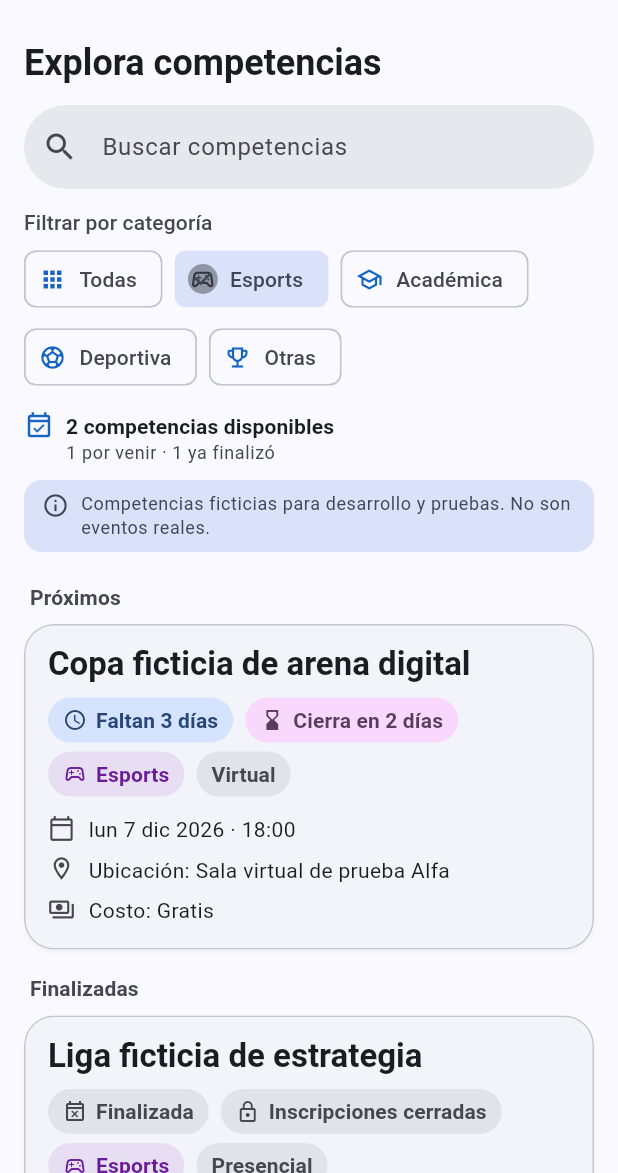
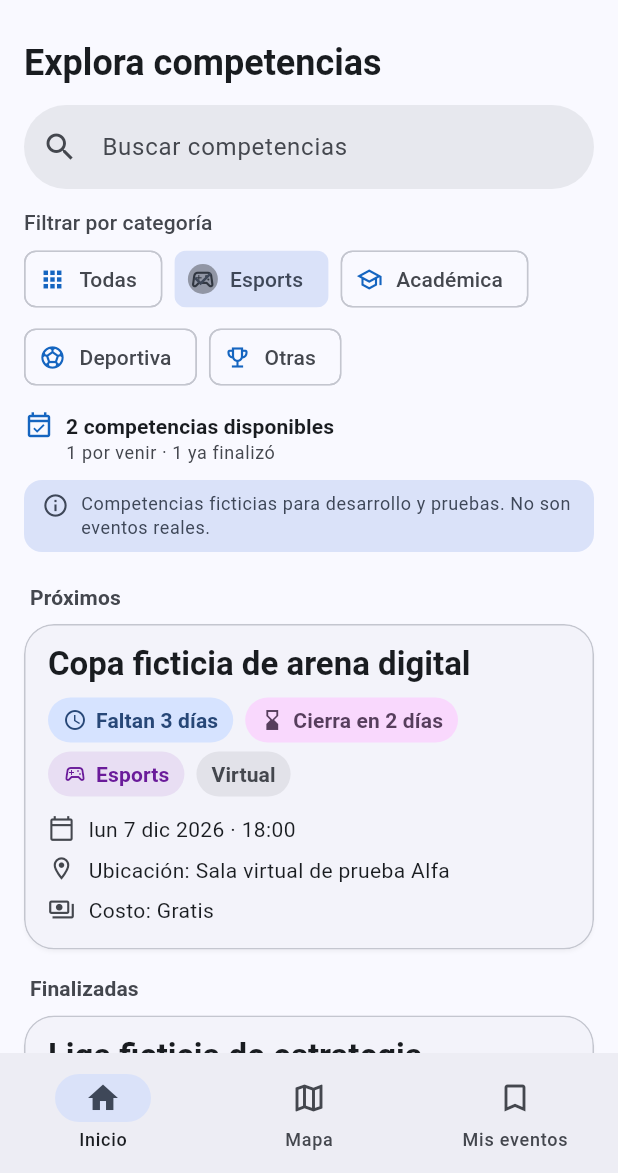
Before and after one commit to Casttle22/pdm2026d-equipo-04-competihub, a Flutter app: the screen it shows after launch, after a tap on "Esports", on a phone screen of 412 x 824 dp, the part 63-1236 px from its top. Run offline on Flutter 3.47's test engine with Material 3 defaults, Android fonts, the phone set to English and light mode, and no system bars; our stand-ins replace flutter_riverpod, sqflite; accounts and stored records are empty.

Commit message:
feat: barra inferior con Inicio, Mapa y Mis eventos (módulo 7)
- PantallaPrincipal con NavigationBar e IndexedStack: cada pestaña
  conserva su estado (búsqueda, filtro y posición) al cambiar.
- El Detalle se abre encima de la barra; Atrás vuelve a la pestaña.
- Mapa y Mis eventos arrancan con un estado que explica qué mostrarán.
- navigation_test redibuja tras desplazarse antes de tocar una tarjeta
  (con la barra, la lista es más baja y el toque caía sobre ella).

Co-Authored-By: Claude Opus 5.5 <noreply@anthropic.com>

```diff
--- a/lib/main.dart
+++ b/lib/main.dart
@@ -1,12 +1,13 @@
 import 'package:flutter/material.dart';
 import 'package:flutter_riverpod/flutter_riverpod.dart';
 
-import 'screens/inicio_screen.dart';
+import 'screens/pantalla_principal.dart';
 import 'tema.dart';
 
-// El Inicio y sus tarjetas viven en sus propios archivos. Se reexportan
+// La pantalla principal, el Inicio y sus tarjetas viven en sus propios archivos. Se reexportan
 // porque son parte de la interfaz pública de la app que usan las pruebas.
 export 'screens/inicio_screen.dart' show HomeScreen;
+export 'screens/pantalla_principal.dart' show PantallaPrincipal, Seccion;
 export 'widgets/tarjeta_competencia.dart'
     show CompetitionCard, TarjetaDestacada;
 
@@ -24,7 +25,7 @@ class CompetihubApp extends StatelessWidget {
     return MaterialApp(
       title: 'CompetiHub',
       theme: temaCompetihub(),
-      home: const HomeScreen(),
+      home: const PantallaPrincipal(),
       debugShowCheckedModeBanner: false,
     );
   }
--- /dev/null
+++ b/lib/screens/mapa_screen.dart
@@ -0,0 +1,25 @@
+import 'package:flutter/material.dart';
+
+import '../widgets/estado_vacio.dart';
+
+// Pestaña Mapa. Por ahora solo explica qué mostrará; el mapa interactivo se
+// agrega en el módulo 10.
+class MapaScreen extends StatelessWidget {
+  const MapaScreen({super.key});
+
+  @override
+  Widget build(BuildContext context) {
+    return Scaffold(
+      appBar: AppBar(title: const Text('Mapa'), centerTitle: true),
+      body: const SafeArea(
+        child: EstadoVacio(
+          icono: Icons.map_outlined,
+          titulo: 'Mapa de competencias',
+          mensaje:
+              'Aquí verás en un mapa las competencias presenciales que '
+              'tengan ubicación.',
+        ),
+      ),
+    );
+  }
+}
--- /dev/null
+++ b/lib/screens/mis_eventos_screen.dart
@@ -0,0 +1,23 @@
+import 'package:flutter/material.dart';
+
+import '../widgets/estado_vacio.dart';
+
+// Pestaña Mis eventos. Por ahora solo explica qué mostrará; guardar
+// competencias se agrega en el módulo 8.
+class MisEventosScreen extends StatelessWidget {
+  const MisEventosScreen({super.key});
+
+  @override
+  Widget build(BuildContext context) {
+    return Scaffold(
+      appBar: AppBar(title: const Text('Mis eventos'), centerTitle: true),
+      body: const SafeArea(
+        child: EstadoVacio(
+          icono: Icons.bookmark_border,
+          titulo: 'Tus competencias guardadas',
+          mensaje: 'Aquí verás las competencias que guardes.',
+        ),
+      ),
+    );
+  }
+}
--- /dev/null
+++ b/lib/screens/pantalla_principal.dart
@@ -0,0 +1,68 @@
+import 'package:flutter/material.dart';
+
+import 'inicio_screen.dart';
+import 'mapa_screen.dart';
+import 'mis_eventos_screen.dart';
+
+// Pestañas de la barra inferior, en orden.
+enum Seccion { inicio, mapa, misEventos }
+
+// Pantalla principal con la barra inferior. Las tres secciones viven en un
+// IndexedStack: al cambiar de pestaña no se destruyen, así que cada una
+// conserva su estado (búsqueda, filtro, posición de la lista, mapa).
+//
+// El Detalle y el formulario se abren encima de toda la pantalla (sobre la
+// barra), con el navegador principal; así el botón Atrás del sistema se
+// comporta como siempre.
+class PantallaPrincipal extends StatefulWidget {
+  const PantallaPrincipal({super.key, this.seccionInicial = Seccion.inicio});
+
+  final Seccion seccionInicial;
+
+  @override
+  State<PantallaPrincipal> createState() => _PantallaPrincipalState();
+}
+
+class _PantallaPrincipalState extends State<PantallaPrincipal> {
+  late Seccion _seccion = widget.seccionInicial;
+
+  @override
+  Widget build(BuildContext context) {
+    return Scaffold(
+      body: IndexedStack(
+        index: _seccion.index,
+        children: const [HomeScreen(), MapaScreen(), MisEventosScreen()],
+      ),
+      // Con texto muy grande, los rótulos de la barra se limitan a 1,3×
+      // para que quepan los tres en un teléfono angosto. Los íconos y el
+      // resto de la app siguen la escala del sistema.
+      bottomNavigationBar: MediaQuery.withClampedTextScaling(
+        maxScaleFactor: 1.3,
+        child: NavigationBar(
+          key: const ValueKey('barra-inferior'),
+          selectedIndex: _seccion.index,
+          onDestinationSelected: (indice) {
+            setState(() => _seccion = Seccion.values[indice]);
+          },
+          destinations: const [
+            NavigationDestination(
+              icon: Icon(Icons.home_outlined),
+              selectedIcon: Icon(Icons.home),
+              label: 'Inicio',
+            ),
+            NavigationDestination(
+              icon: Icon(Icons.map_outlined),
+              selectedIcon: Icon(Icons.map),
+              label: 'Mapa',
+            ),
+            NavigationDestination(
+              icon: Icon(Icons.bookmark_border),
+              selectedIcon: Icon(Icons.bookmark),
+              label: 'Mis eventos',
+            ),
+          ],
+        ),
+      ),
+    );
+  }
+}
--- /dev/null
+++ b/lib/widgets/estado_vacio.dart
@@ -0,0 +1,44 @@
+import 'package:flutter/material.dart';
+
+// Mensaje centrado para pantallas sin contenido: ícono, título, explicación
+// y, si se da, una acción. Se puede desplazar por si el texto es grande.
+class EstadoVacio extends StatelessWidget {
+  const EstadoVacio({
+    super.key,
+    required this.icono,
+    required this.titulo,
+    required this.mensaje,
+    this.accion,
+  });
+
+  final IconData icono;
+  final String titulo;
+  final String mensaje;
+  final Widget? accion;
+
+  @override
+  Widget build(BuildContext context) {
+    final scheme = Theme.of(context).colorScheme;
+    final accion = this.accion;
+    return Center(
+      child: SingleChildScrollView(
+        padding: const EdgeInsets.all(24),
+        child: Column(
+          mainAxisSize: MainAxisSize.min,
+          children: [
+            Icon(icono, size: 56, color: scheme.onSurfaceVariant),
+            const SizedBox(height: 12),
+            Text(
+              titulo,
+              textAlign: TextAlign.center,
+              style: Theme.of(context).textTheme.titleMedium,
+            ),
+            const SizedBox(height: 8),
+            Text(mensaje, textAlign: TextAlign.center),
+            if (accion != null) ...[const SizedBox(height: 16), accion],
+          ],
+        ),
+      ),
+    );
+  }
+}
```
Also changed, not shown: 3 other files.
